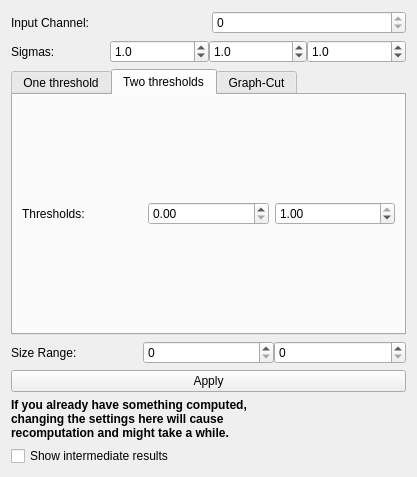
Qt form ilastik/applets/thresholdTwoLevels/drawer.ui (ilastik/ilastik) before a commit.
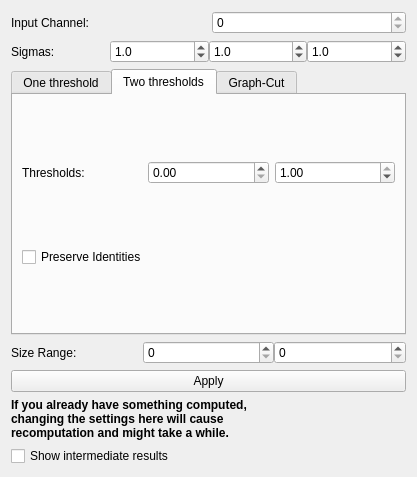
The same form after that commit.

Commit message: ThresholdTwoLevels: Added "preserve identities" option.

Patch:
```diff
--- a/ilastik/applets/thresholdTwoLevels/drawer.ui
+++ b/ilastik/applets/thresholdTwoLevels/drawer.ui
@@ -170,7 +170,7 @@
       <attribute name="title">
        <string>Two thresholds</string>
       </attribute>
-      <layout class="QHBoxLayout" name="horizontalLayout">
+      <layout class="QVBoxLayout" name="verticalLayout_3">
        <item>
         <layout class="QHBoxLayout" name="horizontalLayout_6">
          <item>
@@ -211,6 +211,13 @@
          </item>
         </layout>
        </item>
+       <item>
+        <widget class="QCheckBox" name="preserveIdentitiesCheckbox">
+         <property name="text">
+          <string>Preserve Identities</string>
+         </property>
+        </widget>
+       </item>
       </layout>
      </widget>
      <widget class="QWidget" name="tab_3">
```
The commit also changes 5 other files.
